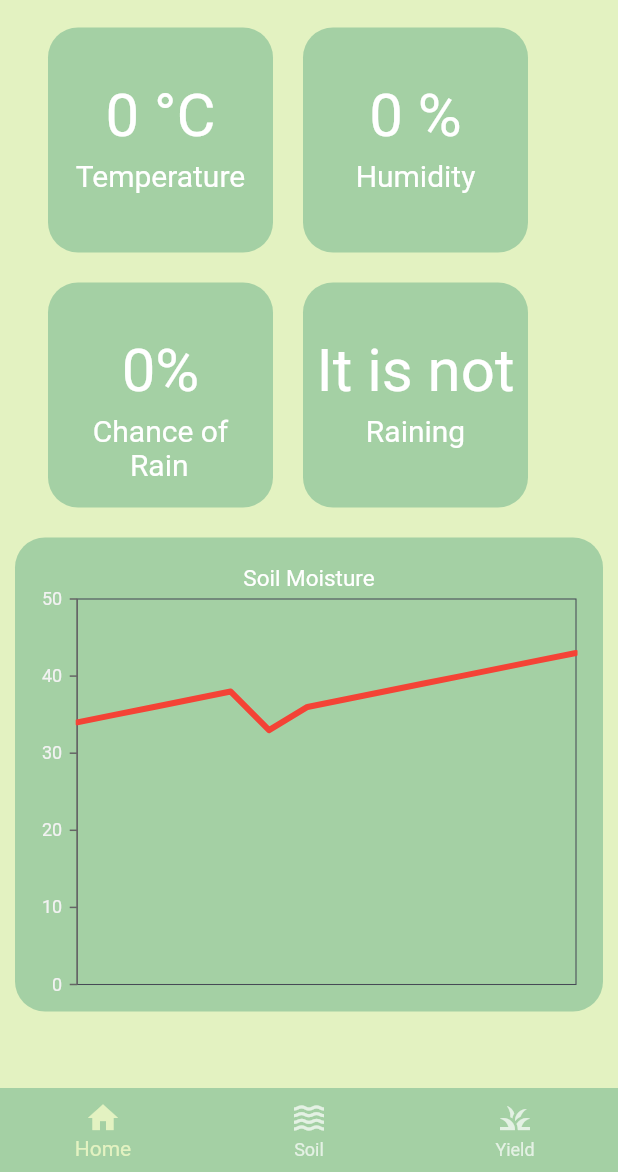
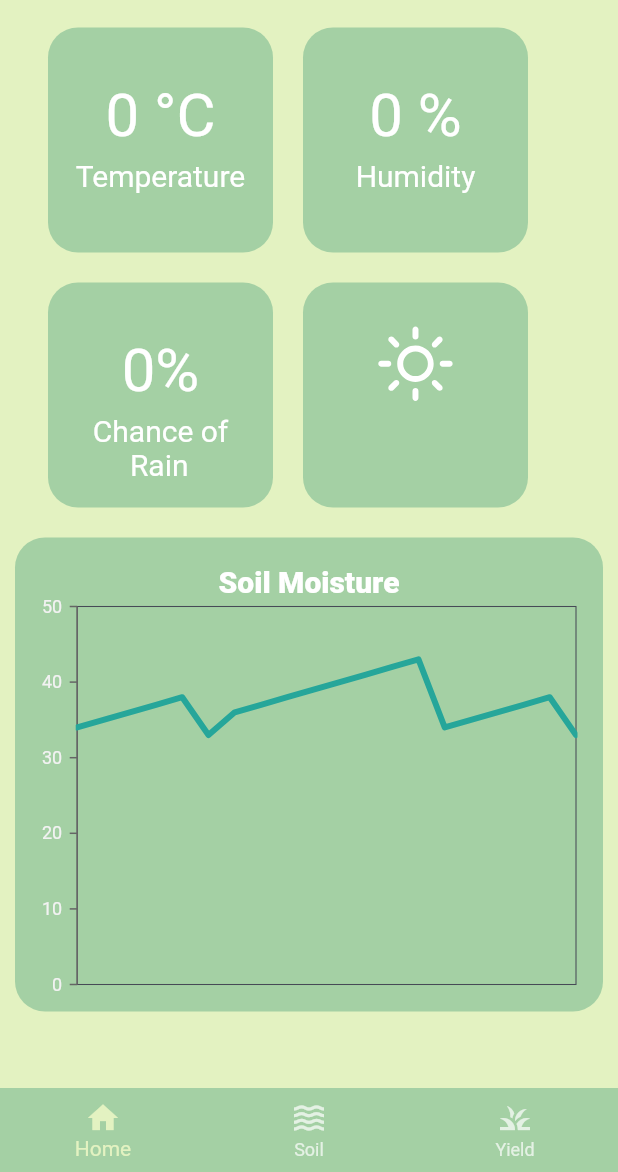
Before and after one commit to Adithya-Sakaray/Agri-Connect, a Flutter app: the screen it shows after launch, on a phone screen of 412 x 824 dp, the part 64-1236 px from its top. Run offline on Flutter 3.47's test engine with Material 2 defaults, Android fonts, the phone set to English and light mode, and no system bars; our stand-ins replace cloud_firestore, firebase_core, get, image_picker, syncfusion_flutter_charts, weather_icons; accounts and stored records are empty; network calls fail.

Commit message:
Graph Changed

```diff
--- /dev/null
+++ b/lib/components/rain_container.dart
@@ -0,0 +1,44 @@
+import 'package:flutter/material.dart';
+import 'package:get/get.dart';
+import 'package:iot_project/controllers/weather_controller.dart';
+import 'package:weather_icons/weather_icons.dart';
+
+class RainContainer extends StatefulWidget {
+  final value;
+
+
+  RainContainer(
+      {super.key,
+      required this.value});
+
+  @override
+  State<RainContainer> createState() => _RainContainerState();
+}
+
+class _RainContainerState extends State<RainContainer> {
+  WeatherController weatherController = Get.put(WeatherController());
+  @override
+  Widget build(BuildContext context) {
+    return Container(
+      height: 150,
+      width: 150,
+      decoration: BoxDecoration(
+          color: Theme.of(context).colorScheme.secondary,
+          borderRadius: BorderRadius.circular(20)),
+      child: Center(
+        child: Column(children: [
+          const SizedBox(
+            height: 20,
+          ),
+          Obx(() {
+            if (weatherController.isLoading.value) {
+              return const CircularProgressIndicator();
+            } else {
+              return widget.value? BoxedIcon(WeatherIcons.rain, size: 70,):BoxedIcon(WeatherIcons.day_sunny, size: 70,);
+            }
+          }),
+        ]),
+      ),
+    );
+  }
+}
--- a/lib/controllers/chart_data_contoller.dart
+++ b/lib/controllers/chart_data_contoller.dart
@@ -17,6 +17,13 @@ class ChartDataController {
       LineChartModel(12, 41),
       LineChartModel(13, 42),
       LineChartModel(14, 43),
+      LineChartModel(15, 34),
+      LineChartModel(16, 35),
+      LineChartModel(17, 36),
+      LineChartModel(18, 37),
+      LineChartModel(19, 38),
+      LineChartModel(20, 33),
+
     ];
 
     return chartData;
--- a/lib/screens/home_screen.dart
+++ b/lib/screens/home_screen.dart
@@ -1,5 +1,6 @@
 import 'package:flutter/material.dart';
 import 'package:get/get.dart';
+import 'package:iot_project/components/rain_container.dart';
 import 'package:iot_project/components/sensor_container.dart';
 import 'package:iot_project/controllers/weather_controller.dart';
 import 'package:iot_project/models/line_chart_model.dart';
@@ -91,11 +92,9 @@ class _HomeScreenState extends State<HomeScreen> {
                     ),
                     Padding(
                       padding: const EdgeInsets.all(10.0),
-                      child: Obx((){return SensorContainer(
-                          value: weatherController.isRaining.value? "It is" : "It is not",
-                          type: "Raining",
+                      child: Obx((){return RainContainer(
+                          value: weatherController.isRaining.value,
                         );}
-
                       ),
                     ),
                   ],
@@ -114,14 +113,11 @@ class _HomeScreenState extends State<HomeScreen> {
                     child: Padding(
                       padding: const EdgeInsets.all(8.0),
                       child: SfCartesianChart(
-                        title: ChartTitle(text: "Soil Moisture"),
+                        title: ChartTitle(text: "Soil Moisture", textStyle: TextStyle(color: Colors.white, fontSize: 20, fontWeight: FontWeight.w800),),
                         series: <ChartSeries>[
                           LineSeries<LineChartModel, int>(
                               width: 4,
-                              color: Theme
-                                  .of(context)
-                                  .colorScheme
-                                  .error,
+                              color: Colors.teal.shade400,
                               dataSource: chartValues,
                               xValueMapper: (LineChartModel data, _) => data.x,
                               yValueMapper: (LineChartModel data, _) => data.y)
@@ -133,6 +129,7 @@ class _HomeScreenState extends State<HomeScreen> {
                           isVisible: false,
                         ),
                         primaryYAxis: NumericAxis(
+                          // borderColor: Colors.white,
                           edgeLabelPlacement: EdgeLabelPlacement.shift,
                           majorGridLines: const MajorGridLines(width: 0),
                           minorGridLines: const MinorGridLines(width: 0),
--- a/pubspec.yaml
+++ b/pubspec.yaml
@@ -40,6 +40,7 @@ dependencies:
   firebase_core: ^2.14.0
   cloud_firestore: ^4.8.2
   image_picker: ^0.8.6+3
+  weather_icons: ^3.0.0
 
 dev_dependencies:
   flutter_test:
```
Also changed, not shown: pubspec.lock.
